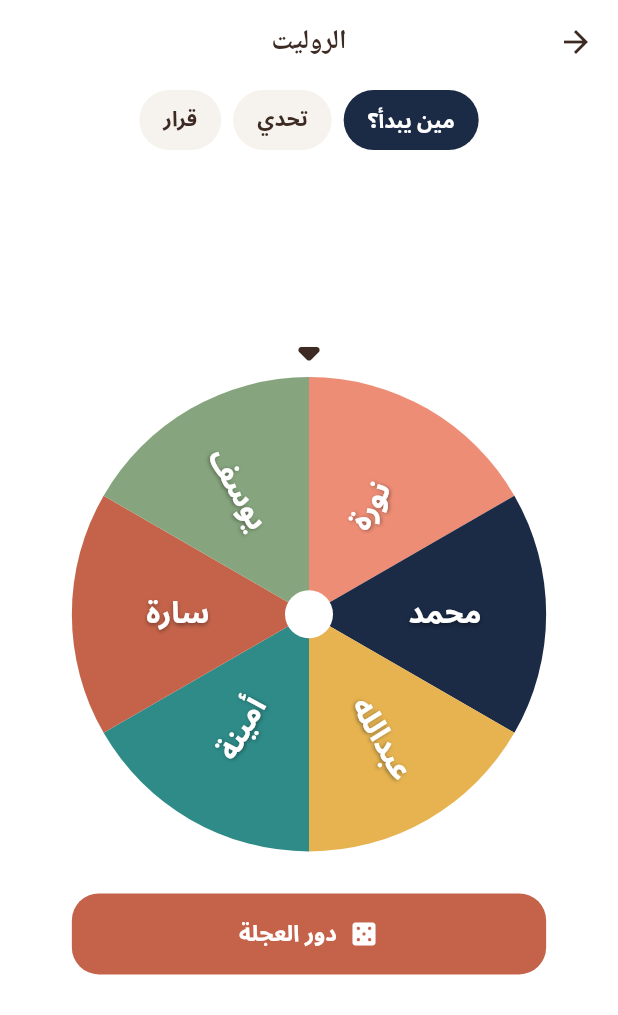
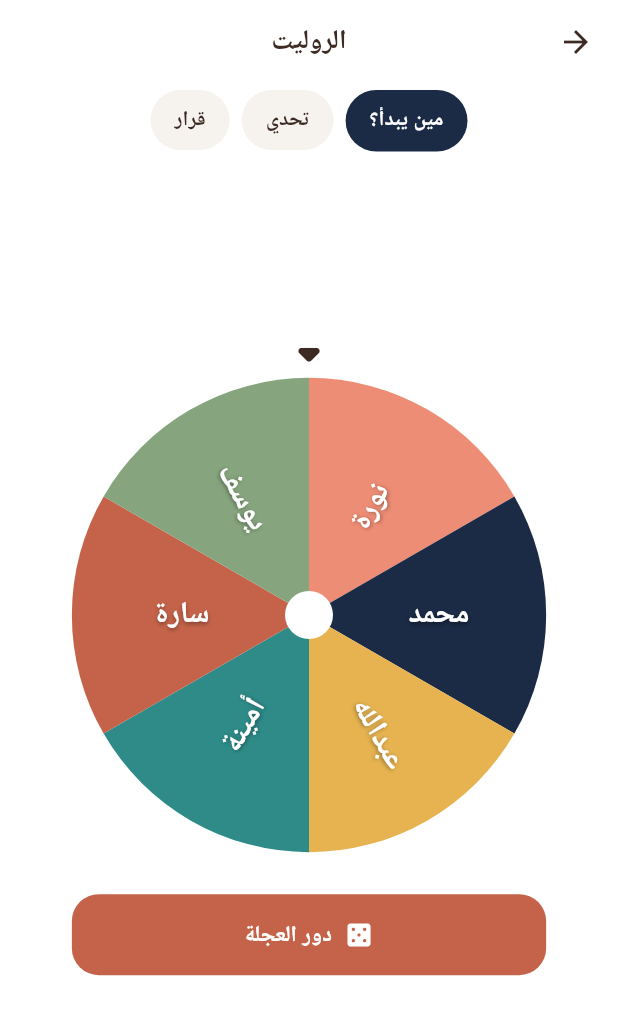
Before and after one commit to Danah-R/Lamma, a Flutter app: the RoulettePage screen opened directly, on a phone screen of 412 x 824 dp. Shown: the top 1015 px of the screen. Run offline on Flutter 3.47's test engine with Material 3 defaults, Android fonts, the phone set to English and light mode, and no system bars; our stand-ins replace confetti, image_picker, shared_preferences, wakelock_plus; missing offline and left inert: app_settings; accounts and stored records are empty.

Commit message:
polish: drop google_fonts and unregistered font fallbacks; Thmanyah only

```diff
--- a/lib/screens/activities.dart
+++ b/lib/screens/activities.dart
@@ -2383,13 +2383,6 @@ class _RoulettePageState extends State<RoulettePage>
   }
 }
 
-const _wheelFontFallback = [
-  'SF Arabic',
-  'Geeza Pro',
-  'Noto Sans Arabic',
-  'Roboto',
-];
-
 class _WheelPainter extends CustomPainter {
   final List<String> items;
   final List<Color> colors;
@@ -2409,7 +2402,6 @@ class _WheelPainter extends CustomPainter {
             fontSize: size,
             fontWeight: FontWeight.w800,
             fontFamily: kFontFamily,
-            fontFamilyFallback: _wheelFontFallback,
             shadows: const [
               Shadow(
                 color: Colors.black38,
@@ -2432,7 +2424,6 @@ class _WheelPainter extends CustomPainter {
           fontSize: 10,
           fontWeight: FontWeight.w800,
           fontFamily: kFontFamily,
-          fontFamilyFallback: _wheelFontFallback,
           shadows: [
             Shadow(color: Colors.black38, blurRadius: 3, offset: Offset(0, 1)),
           ],
--- a/pubspec.yaml
+++ b/pubspec.yaml
@@ -12,7 +12,6 @@ dependencies:
   flutter_localizations:
     sdk: flutter
   intl: any
-  google_fonts: ^6.2.1
   confetti: ^0.7.0
   url_launcher: ^6.3.1
   provider: ^6.1.2
```
Also changed, not shown: lib/theme.dart (+0 -7 lines), pubspec.lock, 1 other file.
